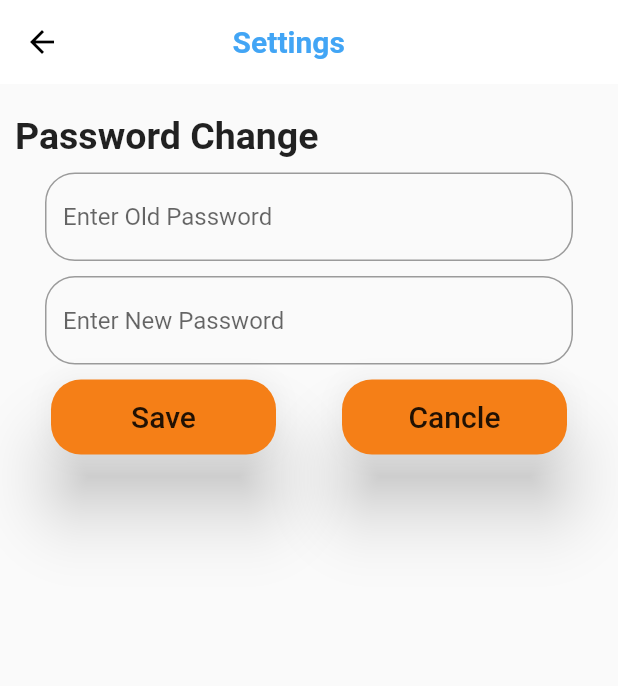
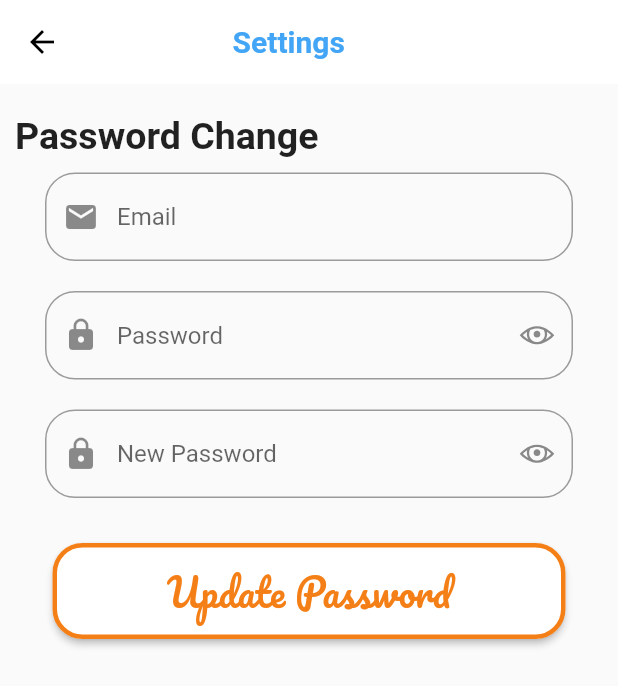
Before and after one commit to utkarsh0702/News-Loose, a Flutter app: the ChangePassword screen opened by its route, on a phone screen of 412 x 824 dp. Shown: the top 686 px of the screen. Run offline on Flutter 3.47's test engine with Material 2 defaults, Android fonts, the phone set to English and light mode, and no system bars; our stand-ins replace bottom_navy_bar, carousel_slider, firebase_auth, flutter_svg, line_awesome_icons, shared_preferences and 1 more; missing offline and left inert: flag; accounts and stored records are empty.

Commit message:
Completed password change

```diff
--- a/lib/screens/login.dart
+++ b/lib/screens/login.dart
@@ -1,5 +1,4 @@
 // import 'package:firebase_auth/firebase_auth.dart';
-import 'dart:async';
 import 'package:firebase_auth/firebase_auth.dart';
 import 'package:flutter/material.dart';
 import 'package:line_awesome_icons/line_awesome_icons.dart';
--- a/lib/screens/main screens/settings/change_password.dart
+++ b/lib/screens/main screens/settings/change_password.dart
@@ -1,5 +1,6 @@
 import 'package:firebase_auth/firebase_auth.dart';
 import 'package:flutter/material.dart';
+import 'package:line_awesome_icons/line_awesome_icons.dart';
 
 class ChangePassword extends StatefulWidget {
   @override
@@ -8,15 +9,161 @@ class ChangePassword extends StatefulWidget {
 
 class _ChangePasswordState extends State<ChangePassword> {
   final FirebaseAuth auth = FirebaseAuth.instance;
-  String oldPass = '', newPass = '';
 
-  Future<void> _change() async {
-    final FirebaseUser user = await auth.currentUser();
-    user.updatePassword(newPass);
+  //----------------------- Text Controllers------------------//
+  var emailtextController = TextEditingController();
+  var passtextController = TextEditingController();
+  var newtextController = TextEditingController();
+
+  @override
+  void initState() {
+    // TODO: implement initState
+    super.initState();
+  }
+
+  @override
+  void dispose() {
+    // TODO: implement dispose
+    passtextController.dispose();
+    emailtextController.dispose();
+    newtextController.dispose();
+    super.dispose();
+  }
+
+  _showDialog(title, text) {
+    showDialog(
+        context: context,
+        builder: (context) {
+          return AlertDialog(
+            title: Text(title),
+            content: Text(text),
+            actions: [
+              FlatButton(
+                onPressed: () {
+                  Navigator.of(context).pop();
+                },
+                child: Text('Ok'),
+              )
+            ],
+          );
+        });
+  }
+
+  final _formKey = GlobalKey<FormState>();
+  final List<String> errors = [];
+  bool values = true;
+
+  Widget formFields(String text, IconData icon, int val) {
+    return Padding(
+      padding: const EdgeInsets.only(
+          top: 10.0, bottom: 10.0, right: 30.0, left: 30.0),
+      child: TextFormField(
+        keyboardType: val == 1
+            ? TextInputType.emailAddress
+            : TextInputType.visiblePassword,
+        onChanged: (value) {
+          if (value.isNotEmpty &&
+              errors.contains("Required.. Cannot be Empty")) {
+            setState(() {
+              errors.remove("Required.. Cannot be Empty");
+            });
+          }
+          if (val == 2 || val == 0) {
+            if (value.length >= 6 &&
+                errors.contains("Password should have atleast 6 characters.")) {
+              setState(() {
+                errors.remove("Password should have atleast 6 characters.");
+              });
+            }
+          }
+          if (val == 1) {
+            if (RegExp(r"^[a-zA-Z0-9.a-zA-Z0-9.!#$%&'*+-/=?^_`{|}~]+@[a-zA-Z0-9]+\.[a-zA-Z]+")
+                    .hasMatch(value) &&
+                errors.contains("Please write a valid email id.")) {
+              setState(() {
+                errors.remove("Please write a valid email id.");
+              });
+            }
+          }
+        },
+        validator: (value) {
+          if (value.isEmpty && !errors.contains("Required.. Cannot be Empty")) {
+            setState(() {
+              errors.add("Required.. Cannot be Empty");
+            });
+            return null;
+          }
+          if (val == 2 || val == 0) {
+            if (value.length < 6 &&
+                !errors
+                    .contains("Password should have atleast 6 characters.")) {
+              setState(() {
+                errors.add("Password should have atleast 6 characters.");
+              });
+              return null;
+            }
+          }
+          if (val == 1) {
+            if (!(RegExp(
+                        r"^[a-zA-Z0-9.a-zA-Z0-9.!#$%&'*+-/=?^_`{|}~]+@[a-zA-Z0-9]+\.[a-zA-Z]+")
+                    .hasMatch(value)) &&
+                !errors.contains("Please write a valid email id.")) {
+              setState(() {
+                errors.add("Please write a valid email id.");
+              });
+              return null;
+            }
+          }
+          return null;
+        },
+        obscureText: ((val == 2 || val == 0) && values == true) ? true : false,
+        controller: val == 0
+            ? newtextController
+            : (val == 1 ? emailtextController : passtextController),
+        decoration: InputDecoration(
+          prefixIcon: Icon(
+            icon,
+          ),
+          hintText: text,
+          suffixIcon: (val == 2 || val == 0)
+              ? IconButton(
+                  icon: values == true
+                      ? Icon(
+                          LineAwesomeIcons.eye,
+                        )
+                      : Icon(
+                          LineAwesomeIcons.eye_slash,
+                        ),
+                  onPressed: () {
+                    setState(() {
+                      values = !values;
+                    });
+                  })
+              : Icon(null),
+          border: OutlineInputBorder(borderRadius: BorderRadius.circular(20.0)),
+        ),
+        style: TextStyle(decoration: TextDecoration.none),
+      ),
+    );
   }
 
   @override
   Widget build(BuildContext context) {
+    Future<void> _change() async {
+      try {
+        final FirebaseUser user = await auth.currentUser();
+        AuthCredential credential = EmailAuthProvider.getCredential(
+            email: emailtextController.text, password: passtextController.text);
+        await user.reauthenticateWithCredential(credential);
+        await user.updatePassword(newtextController.text);
+        Scaffold.of(context).showSnackBar(
+            SnackBar(content: Text('Password Updated Successfully')));
+      } catch (e) {
+        print("Error: $e");
+        _showDialog('Error', 'Facing problem with updating password..');
+      }
+    }
+
     return Scaffold(
         appBar: AppBar(
           backgroundColor: Colors.white,
@@ -47,72 +194,103 @@ class _ChangePasswordState extends State<ChangePassword> {
                   style:
                       TextStyle(fontSize: 25.0, fontWeight: FontWeight.bold)),
             ),
-            Padding(
-              padding:
-                  const EdgeInsets.only(top: 10.0, left: 30.0, right: 30.0),
-              child: TextField(
-                onSubmitted: (String pass) {
-                  oldPass = pass;
-                },
-                decoration: InputDecoration(
-                  border: OutlineInputBorder(
-                      borderRadius: BorderRadius.circular(20.0)),
-                  hintText: 'Enter Old Password',
-                ),
-              ),
-            ),
-            Padding(
-              padding:
-                  const EdgeInsets.only(top: 10.0, left: 30.0, right: 30.0),
-              child: TextField(
-                onSubmitted: (String pass) {
-                  newPass = pass;
-                },
-                decoration: InputDecoration(
-                  border: OutlineInputBorder(
-                      borderRadius: BorderRadius.circular(20.0)),
-                  hintText: 'Enter New Password',
-                ),
-              ),
-            ),
-            Row(
-              mainAxisAlignment: MainAxisAlignment.spaceEvenly,
-              children: [
-                Padding(
-                  padding: const EdgeInsets.all(10.0),
-                  child: MaterialButton(
-                      minWidth: 150.0,
-                      height: 50.0,
-                      onPressed: () {
-                        _change();
-                      },
-                      color: Theme.of(context).accentColor,
-                      elevation: 20,
-                      shape: RoundedRectangleBorder(
-                          borderRadius: BorderRadius.circular(20)),
-                      child: Padding(
-                        padding: const EdgeInsets.all(8.0),
-                        child: Text('Save', style: TextStyle(fontSize: 20.0)),
-                      )),
-                ),
-                Padding(
-                  padding: const EdgeInsets.all(10.0),
-                  child: MaterialButton(
-                      minWidth: 150.0,
-                      height: 50.0,
-                      onPressed: () {},
-                      color: Theme.of(context).accentColor,
-                      elevation: 20,
-                      shape: RoundedRectangleBorder(
-                          borderRadius: BorderRadius.circular(20)),
-                      child: Padding(
-                        padding: const EdgeInsets.all(8.0),
-                        child: Text('Cancle', style: TextStyle(fontSize: 20.0)),
-                      )),
-                ),
-              ],
-            )
+            Form(
+                key: _formKey,
+                child: Column(
+                  children: [
+                    formFields(
+                      'Email',
+                      Icons.email,
+                      1,
+                    ),
+                    formFields(
+                      'Password',
+                      Icons.lock,
+                      2,
+                    ),
+                    formFields(
+                      'New Password',
+                      Icons.lock,
+                      0,
+                    ),
+                    ErrorLine(
+                      errors: errors,
+                    ),
+                    Padding(
+                      padding: const EdgeInsets.only(top: 20.0),
+                      child: SizedBox(
+                        width: MediaQuery.of(context).size.width - 70,
+                        child: MaterialButton(
+                            onPressed: () async {
+                              if (_formKey.currentState.validate() &&
+                                  errors.isEmpty) {
+                                _change();
+                              }
+                            },
+                            color: Colors.white,
+                            shape: RoundedRectangleBorder(
+                                side: BorderSide(
+                                    color: Theme.of(context).accentColor,
+                                    width: 3.0),
+                                borderRadius: BorderRadius.circular(20)),
+                            child: Padding(
+                              padding: const EdgeInsets.all(10.0),
+                              child: Text(
+                                'Update Password',
+                                style: TextStyle(
+                                    color: Theme.of(context).accentColor,
+                                    fontSize: 25.0,
+                                    fontFamily: 'Pacifico'),
+                              ),
+                            )),
+                      ),
+                    ),
+                  ],
+                )),
           ],
         ));
   }
 }
+
+//------------------------Error List----------------------//
+
+class ErrorLine extends StatelessWidget {
+  const ErrorLine({
+    Key key,
+    @required this.errors,
+  }) : super(key: key);
+
+  final List<String> errors;
+
+  Widget errorLine(String text) {
+    return Padding(
+      padding: const EdgeInsets.only(top: 5.0, left: 30.0, right: 30.0),
+      child: Expanded(
+        child: Row(
+          children: [
+            Icon(
+              Icons.error,
+              size: 18.0,
+              color: Colors.red,
+            ),
+            Padding(
+              padding: const EdgeInsets.only(left: 5.0),
+              child: Text(
+                text,
+                style: TextStyle(color: Colors.red),
+              ),
+            ),
+          ],
+        ),
+      ),
+    );
+  }
+
+  @override
+  Widget build(BuildContext context) {
+    return Column(
+      children:
+          List.generate(errors.length, (index) => errorLine(errors[index])),
+    );
+  }
+}
--- a/lib/screens/signup.dart
+++ b/lib/screens/signup.dart
@@ -1,5 +1,3 @@
-import 'dart:async';
-
 import 'package:firebase_auth/firebase_auth.dart';
 import 'package:flutter/material.dart';
 import 'package:line_awesome_icons/line_awesome_icons.dart';
```
